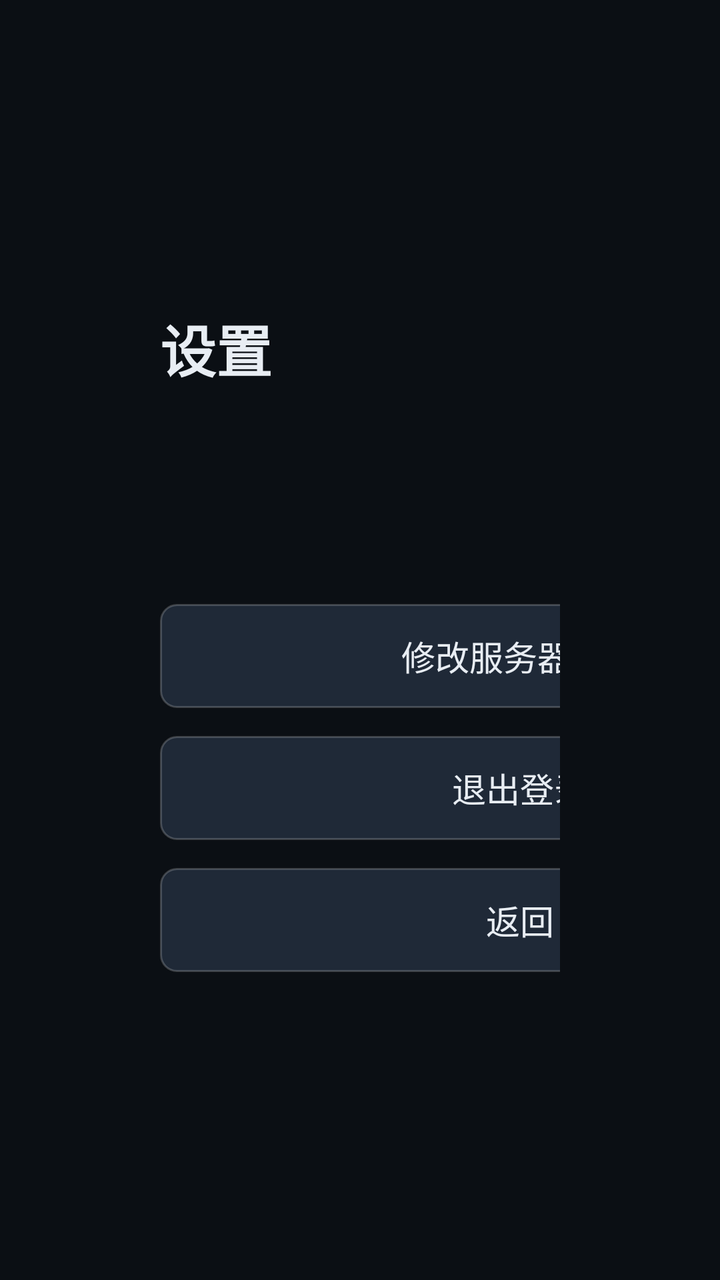
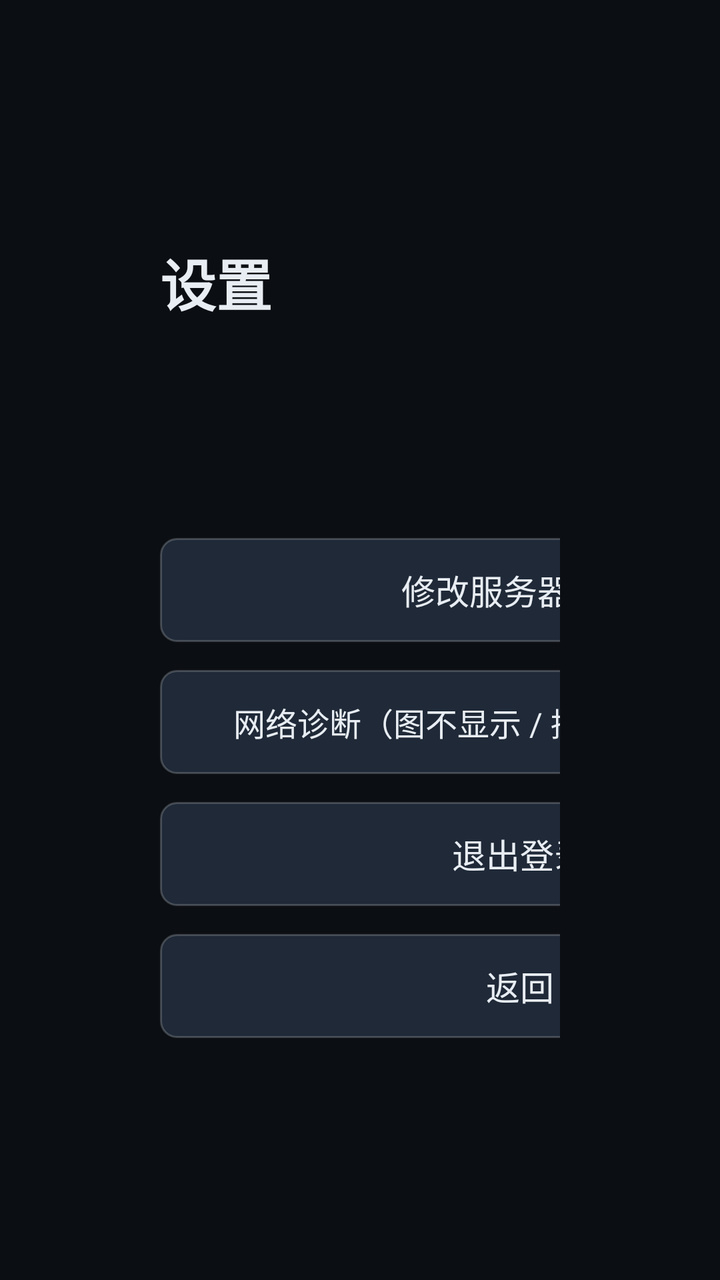

Screens rendered from an Android XML layout before and after an edit, with the pre-edit source and the edit as a unified diff.
<!-- AndroidManifest.xml: application theme Theme.Legacy -->
<!-- res/layout/activity_settings.xml -->
<?xml version="1.0" encoding="utf-8"?>
<LinearLayout xmlns:android="http://schemas.android.com/apk/res/android"
    android:layout_width="match_parent"
    android:layout_height="match_parent"
    android:background="@color/bg"
    android:gravity="center_vertical"
    android:orientation="vertical"
    android:paddingLeft="80dp"
    android:paddingRight="80dp">

    <TextView
        android:layout_width="wrap_content"
        android:layout_height="wrap_content"
        android:text="设置"
        android:textColor="@color/text"
        android:textSize="28sp"
        android:textStyle="bold" />

    <TextView
        android:id="@+id/server"
        android:layout_width="match_parent"
        android:layout_height="wrap_content"
        android:layout_marginTop="24dp"
        android:textColor="@color/textDim"
        android:textSize="16sp" />

    <TextView
        android:id="@+id/version"
        android:layout_width="match_parent"
        android:layout_height="wrap_content"
        android:layout_marginTop="10dp"
        android:textColor="@color/textDim"
        android:textSize="16sp" />

    <TextView
        android:id="@+id/btnServer"
        android:layout_width="360dp"
        android:layout_height="52dp"
        android:layout_marginTop="30dp"
        android:background="@drawable/btn_bg"
        android:focusable="true"
        android:gravity="center"
        android:text="修改服务器地址"
        android:textColor="@color/text"
        android:textSize="17sp" />

    <TextView
        android:id="@+id/btnLogout"
        android:layout_width="360dp"
        android:layout_height="52dp"
        android:layout_marginTop="14dp"
        android:background="@drawable/btn_bg"
        android:focusable="true"
        android:gravity="center"
        android:text="退出登录"
        android:textColor="@color/text"
        android:textSize="17sp" />

    <TextView
        android:id="@+id/btnBack"
        android:layout_width="360dp"
        android:layout_height="52dp"
        android:layout_marginTop="14dp"
        android:background="@drawable/btn_bg"
        android:focusable="true"
        android:gravity="center"
        android:text="返回"
        android:textColor="@color/text"
        android:textSize="17sp" />
</LinearLayout>
<!-- resources referenced by this layout -->
<resources>
  <color name="bg">#FF0B0F14</color>
  <color name="text">#FFE8EDF3</color>
  <color name="textDim">#FF8A97A6</color>
  <!-- drawable btn_bg (drawable) -->
  <?xml version="1.0" encoding="utf-8"?>
  <selector xmlns:android="http://schemas.android.com/apk/res/android">
      <item android:state_focused="true">
          <shape android:shape="rectangle">
              <solid android:color="#FF3B82F6" />
              <corners android:radius="8dp" />
          </shape>
      </item>
      <item android:state_pressed="true">
          <shape android:shape="rectangle">
              <solid android:color="#FF2563EB" />
              <corners android:radius="8dp" />
          </shape>
      </item>
      <item>
          <shape android:shape="rectangle">
              <solid android:color="#FF1F2937" />
              <corners android:radius="8dp" />
              <stroke android:width="1dp" android:color="#33FFFFFF" />
          </shape>
      </item>
  </selector>
  <style name="Theme.Legacy" parent="Theme.AppCompat.NoActionBar">
          <item name="android:windowBackground">@color/bg</item>
          <item name="android:colorBackground">@color/bg</item>
          <item name="android:textColor">@color/text</item>
          <item name="colorPrimary">@color/primary</item>
          <item name="colorAccent">@color/primary</item>
      </style>
  <color name="primary">#FF3B82F6</color>
</resources>

<!-- the commit's change to res/layout/activity_settings.xml (unified diff, before → after) -->
@@ -45,6 +45,18 @@
         android:textSize="17sp" />
 
     <TextView
+        android:id="@+id/btnDiagnostics"
+        android:layout_width="360dp"
+        android:layout_height="52dp"
+        android:layout_marginTop="14dp"
+        android:background="@drawable/btn_bg"
+        android:focusable="true"
+        android:gravity="center"
+        android:text="网络诊断（图不显示 / 播不了先看这里）"
+        android:textColor="@color/text"
+        android:textSize="16sp" />
+
+    <TextView
         android:id="@+id/btnLogout"
         android:layout_width="360dp"
         android:layout_height="52dp"
